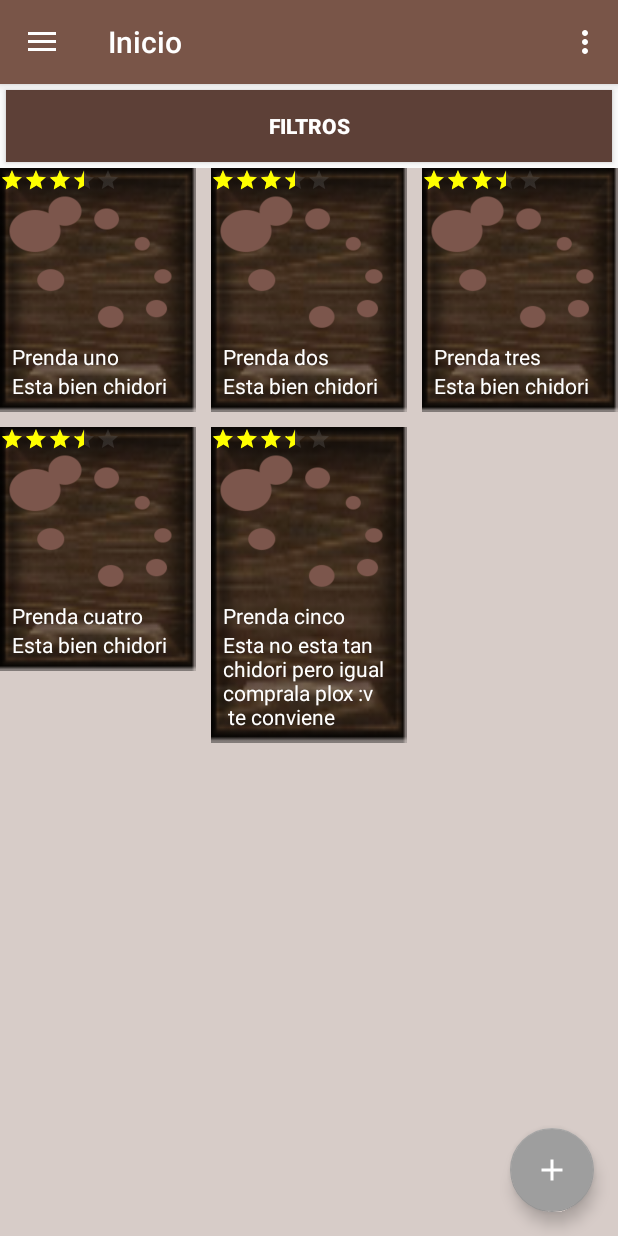
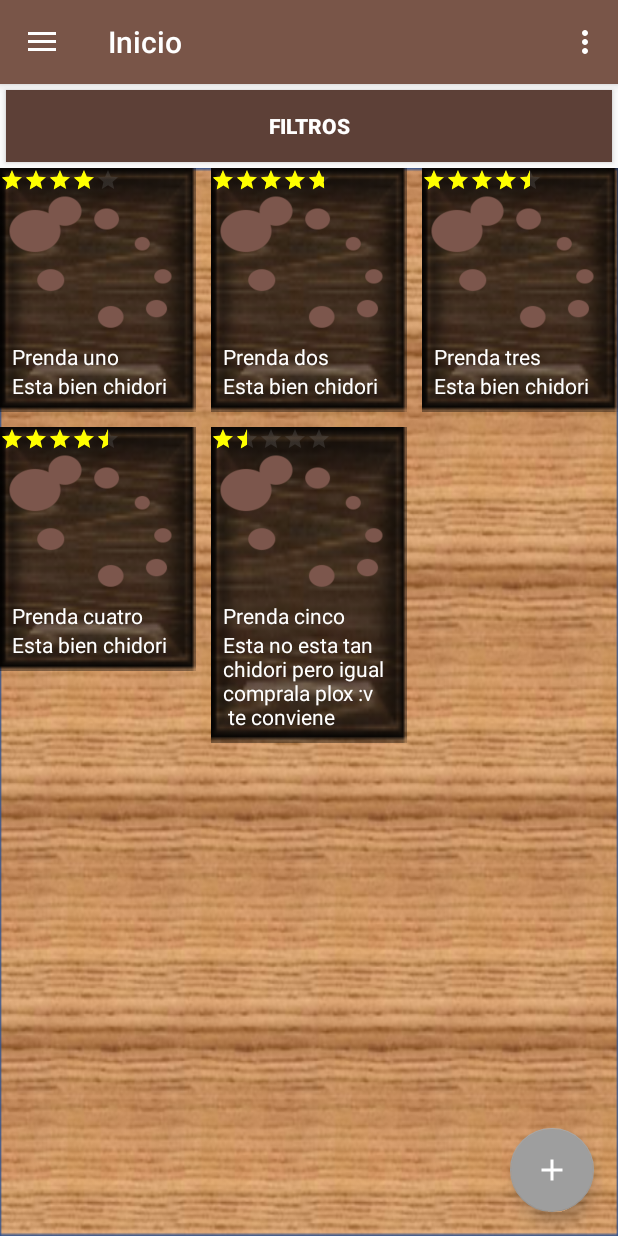
Before and after one commit to Masdz/Kenti, an Android app: the inicioFragment screen opened directly, with no data from a screen before it, on a phone screen of 412 x 824 dp. Run offline under Robolectric (Android 15) with nearby library versions, the phone set to English and light mode, and no system bars; our stand-ins replace Volley; network calls fail.

```diff
--- a/app/src/main/java/conexion/Conexion.java
+++ b/app/src/main/java/conexion/Conexion.java
@@ -47,7 +47,7 @@ public class Conexion {
         queue = Volley.newRequestQueue(contexto);
         LectorImagen=new ImageLoader(queue,
             new ImageLoader.ImageCache() {
-                public final LruCache<String,Bitmap> cache= new LruCache<String,Bitmap>(50);
+                public final LruCache<String,Bitmap> cache= new LruCache<String,Bitmap>(500);
                 @Override
                 public Bitmap getBitmap(String url) {
                     return cache.get("url");
@@ -130,7 +130,7 @@ public class Conexion {
 
                 @Override
                 public void onErrorResponse(VolleyError error) {
-
+                    Log.d("Error:cargarImagen", "No se pudo cargar imagen: "+error.getMessage());
                 }
             });
         }catch (Exception e){
--- a/app/src/main/java/kenti/kaktia/com/kenti/LoginActivity.java
+++ b/app/src/main/java/kenti/kaktia/com/kenti/LoginActivity.java
@@ -240,7 +240,6 @@ public class LoginActivity extends AppCompatActivity implements LoaderCallbacks<
         } else {
             // The ViewPropertyAnimator APIs are not available, so simply show
             // and hide the relevant UI components.
-            animacion.stop();
             mProgressView.setVisibility(show ? View.VISIBLE : View.GONE);
             mLoginFormView.setVisibility(show ? View.GONE : View.VISIBLE);
         }
--- a/app/src/main/java/kenti/kaktia/com/kenti/adaptadores/CuadriculaAdapter.java
+++ b/app/src/main/java/kenti/kaktia/com/kenti/adaptadores/CuadriculaAdapter.java
@@ -9,6 +9,7 @@ import android.view.View;
 import android.view.ViewGroup;
 import android.widget.BaseAdapter;
 import android.widget.ImageView;
+import android.widget.RatingBar;
 import android.widget.TextView;
 
 import conexion.Conexion;
@@ -58,6 +59,12 @@ public class CuadriculaAdapter extends BaseAdapter{
                 imageView.setImageResource(R.drawable.warning);
             }
         }
+        RatingBar cali=view.findViewById(R.id.cuadriculaItemcalificacion);
+        if(item.getCalificacion()!=-1){
+            cali.setRating(item.getCalificacion());
+        }else{
+            cali.setVisibility(View.GONE);
+        }
         return view;
     }
 }
--- a/app/src/main/java/kenti/kaktia/com/kenti/adaptadores/CuadriculaItem.java
+++ b/app/src/main/java/kenti/kaktia/com/kenti/adaptadores/CuadriculaItem.java
@@ -13,6 +13,7 @@ public class CuadriculaItem implements Parcelable {
     private String imagenId;
     private long itemId;
     private Bitmap imagen;
+    private float calificacion;
 
     public CuadriculaItem() {
         this.titulo = "Sin Titulo";
@@ -20,14 +21,16 @@ public class CuadriculaItem implements Parcelable {
         this.imagenId = null;
         this.itemId=0;
         this.imagen=null;
+        this.calificacion=-1;
     }
 
-    public CuadriculaItem(int itemId,String titulo, String descripcion, String imagenId) {
+    public CuadriculaItem(int itemId,String titulo, String descripcion, String imagenId, float calificacion) {
         this.itemId=itemId;
         this.titulo = titulo;
         this.descripcion = descripcion;
         this.imagenId = imagenId;
         this.imagen=null;
+        this.calificacion=calificacion;
     }
 
     protected CuadriculaItem(Parcel in) {
@@ -36,6 +39,7 @@ public class CuadriculaItem implements Parcelable {
         imagenId = in.readString();
         itemId = in.readLong();
         imagen = in.readParcelable(Bitmap.class.getClassLoader());
+        calificacion = in.readFloat();
     }
 
     public static final Creator<CuadriculaItem> CREATOR = new Creator<CuadriculaItem>() {
@@ -90,6 +94,14 @@ public class CuadriculaItem implements Parcelable {
         this.itemId = itemId;
     }
 
+    public float getCalificacion() {
+        return calificacion;
+    }
+
+    public void setCalificacion(float calificacion) {
+        this.calificacion = calificacion;
+    }
+
     @Override
     public int describeContents() {
         return 0;
@@ -102,5 +114,6 @@ public class CuadriculaItem implements Parcelable {
         parcel.writeString(imagenId);
         parcel.writeLong(itemId);
         parcel.writeParcelable(imagen, i);
+        parcel.writeFloat(calificacion);
     }
 }
--- a/app/src/main/java/kenti/kaktia/com/kenti/fragments/inicioFragment.java
+++ b/app/src/main/java/kenti/kaktia/com/kenti/fragments/inicioFragment.java
@@ -86,11 +86,11 @@ public class inicioFragment extends Fragment {
             items= (CuadriculaItem[]) savedInstanceState.getParcelableArray("items");
         }else{
             items = new CuadriculaItem[]{
-                    new CuadriculaItem(0, "Prenda uno", "Esta bien chidori", "https://encrypted-tbn0.gstatic.com/images?q=tbn:ANd9GcQ6Ld3bh9laCXXqW2ULG9Lyd0vX_M5rjWwWwdegVwpIgiOOBmczNA"),
-                    new CuadriculaItem(0, "Prenda dos", "Esta bien chidori", "http://www.comprarbolsasonline.es/image/cache/data/category_2/woodland-prenda-hombre-ukqtfsu-615-500x500_0.jpg"),
-                    new CuadriculaItem(0, "Prenda tres", "Esta bien chidori", "http://es.advisto.com/user_images/65341_6538_tactical-polo-web.jpg"),
-                    new CuadriculaItem(0, "Prenda cuatro", "Esta bien chidori", "https://encrypted-tbn0.gstatic.com/images?q=tbn:ANd9GcTByJF_VtcBxlgASpu0nj99SML5aidyvPcuKgKqVDzsd7L9FOWIDg"),
-                    new CuadriculaItem(0, "Prenda cinco", "Esta no esta tan chidori pero igual comprala plox :v\n te conviene", "http://4.bp.blogspot.com/-l5Aff0oOOnc/U4ZaPJgQH1I/AAAAAAAAqO0/2ewhz00ubm8/s1600/97e7eb982033844fad286f3183a3d79a.jpg")
+                    new CuadriculaItem(0, "Prenda uno", "Esta bien chidori", "https://encrypted-tbn0.gstatic.com/images?q=tbn:ANd9GcQ6Ld3bh9laCXXqW2ULG9Lyd0vX_M5rjWwWwdegVwpIgiOOBmczNA",4),
+                    new CuadriculaItem(0, "Prenda dos", "Esta bien chidori", "http://www.comprarbolsasonline.es/image/cache/data/category_2/woodland-prenda-hombre-ukqtfsu-615-500x500_0.jpg",4.7f),
+                    new CuadriculaItem(0, "Prenda tres", "Esta bien chidori", "http://es.advisto.com/user_images/65341_6538_tactical-polo-web.jpg",4.5f),
+                    new CuadriculaItem(0, "Prenda cuatro", "Esta bien chidori", "https://encrypted-tbn0.gstatic.com/images?q=tbn:ANd9GcTByJF_VtcBxlgASpu0nj99SML5aidyvPcuKgKqVDzsd7L9FOWIDg",4.5f),
+                    new CuadriculaItem(0, "Prenda cinco", "Esta no esta tan chidori pero igual comprala plox :v\n te conviene", "http://4.bp.blogspot.com/-l5Aff0oOOnc/U4ZaPJgQH1I/AAAAAAAAqO0/2ewhz00ubm8/s1600/97e7eb982033844fad286f3183a3d79a.jpg",1.5f)
             };
         }
         adaptador = new CuadriculaAdapter(getContext(), items, conexion);
--- a/app/src/main/res/layout/item_cuadricula.xml
+++ b/app/src/main/res/layout/item_cuadricula.xml
@@ -7,7 +7,7 @@
     android:orientation="vertical">
 
     <RatingBar
-        android:id="@+id/ratingBar"
+        android:id="@+id/cuadriculaItemcalificacion"
         style="@style/Widget.AppCompat.RatingBar.Small"
         android:progressTint="#ff0"
         android:secondaryProgressTint="#ff0"
--- a/app/src/main/res/values/styles.xml
+++ b/app/src/main/res/values/styles.xml
@@ -49,6 +49,6 @@
         <item name="android:stretchMode">columnWidth</item>
         <item name="android:gravity">center</item>
         <item name="android:layout_gravity">center</item>
-        <item name="android:background">@color/primary_light</item>
+        <item name="android:background">@mipmap/tabla</item>
     </style>
 </resources>
```
Also changed, not shown: app/src/main/res/mipmap/tabla.png (added).
